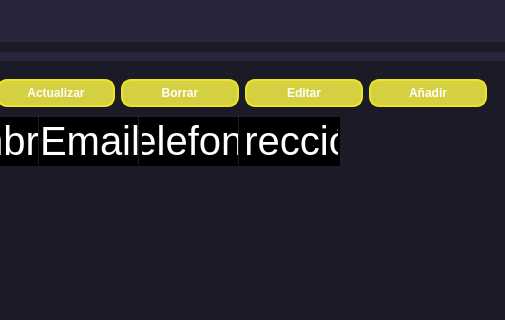
Qt form UI/ui_main.ui (DickinsonBP/BudgetInvoiceApp2.0) before a commit; both pictures show x 469 to 974 and y 0 to 320 of the 974 by 650 pixel window.
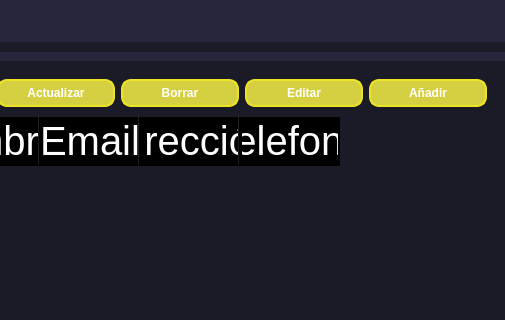
The same form after that commit. Icons and pictures are not drawn. Custom widgets are drawn as their Qt base class.

What changed in the file:
```diff
--- a/UI/ui_main.ui
+++ b/UI/ui_main.ui
@@ -617,6 +617,16 @@
                      </font>
                     </property>
                    </column>
+                   <column>
+                    <property name="text">
+                     <string>Dirección</string>
+                    </property>
+                    <property name="font">
+                     <font>
+                      <pointsize>30</pointsize>
+                     </font>
+                    </property>
+                   </column>
                    <column>
                     <property name="text">
                      <string>Telefono</string>
@@ -627,16 +637,6 @@
                      </font>
                     </property>
                    </column>
-                   <column>
-                    <property name="text">
-                     <string>Dirección</string>
-                    </property>
-                    <property name="font">
-                     <font>
-                      <pointsize>30</pointsize>
-                     </font>
-                    </property>
-                   </column>
                   </widget>
                  </item>
                 </layout>
@@ -1128,14 +1128,14 @@
  </widget>
  <customwidgets>
   <customwidget>
-   <class>QCustomSlideMenu</class>
-   <extends>QWidget</extends>
+   <class>QCustomStackedWidget</class>
+   <extends>QStackedWidget</extends>
    <header location="global">Custom_Widgets.Widgets.h</header>
    <container>1</container>
   </customwidget>
   <customwidget>
-   <class>QCustomStackedWidget</class>
-   <extends>QStackedWidget</extends>
+   <class>QCustomSlideMenu</class>
+   <extends>QWidget</extends>
    <header location="global">Custom_Widgets.Widgets.h</header>
    <container>1</container>
   </customwidget>
```
Left out of the diff: 5 changed lines with no effect on the pictures.
